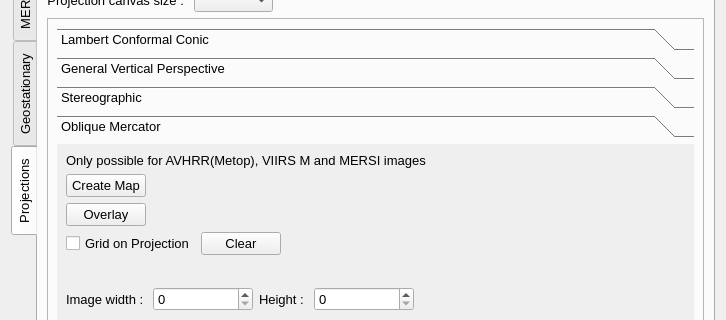
Above: core/formtoolbox.ui from hvanruys/EUMETCastView before the change; both pictures show x 0 to 726 and y 246 to 566 of the 726 by 1377 pixel window. Below: the same form after it.
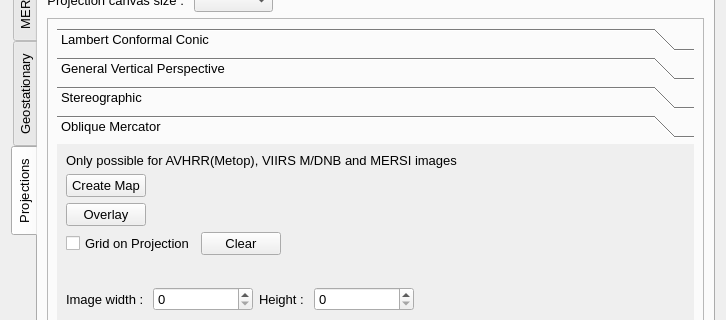
That is the form after the change. The open tabs and pages were chosen to show the change. Custom widgets are drawn as their Qt base class.

Commit message: Oblique Mercator projection for VIIRS DNB images.

The edit to the form file:
```diff
--- a/core/formtoolbox.ui
+++ b/core/formtoolbox.ui
@@ -8869,8 +8869,8 @@
                 <rect>
                  <x>0</x>
                  <y>0</y>
-                 <width>540</width>
-                 <height>255</height>
+                 <width>610</width>
+                 <height>470</height>
                 </rect>
                </property>
                <attribute name="label">
@@ -8880,7 +8880,7 @@
                 <item>
                  <widget class="QLabel" name="label_70">
                   <property name="text">
-                   <string>Only possible for AVHRR(Metop), VIIRS M and MERSI images</string>
+                   <string>Only possible for AVHRR(Metop), VIIRS M/DNB and MERSI images</string>
                   </property>
                  </widget>
                 </item>
```
Left out of the diff: 4 changed lines with no effect on the pictures. The commit also changes 19 other files.
